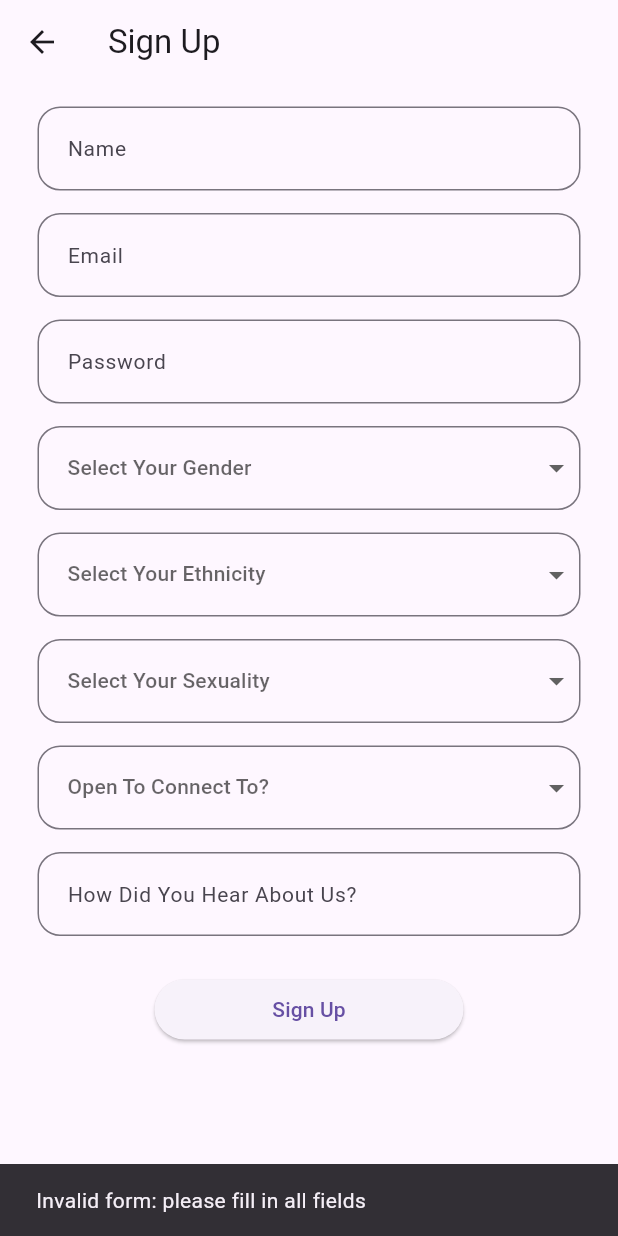
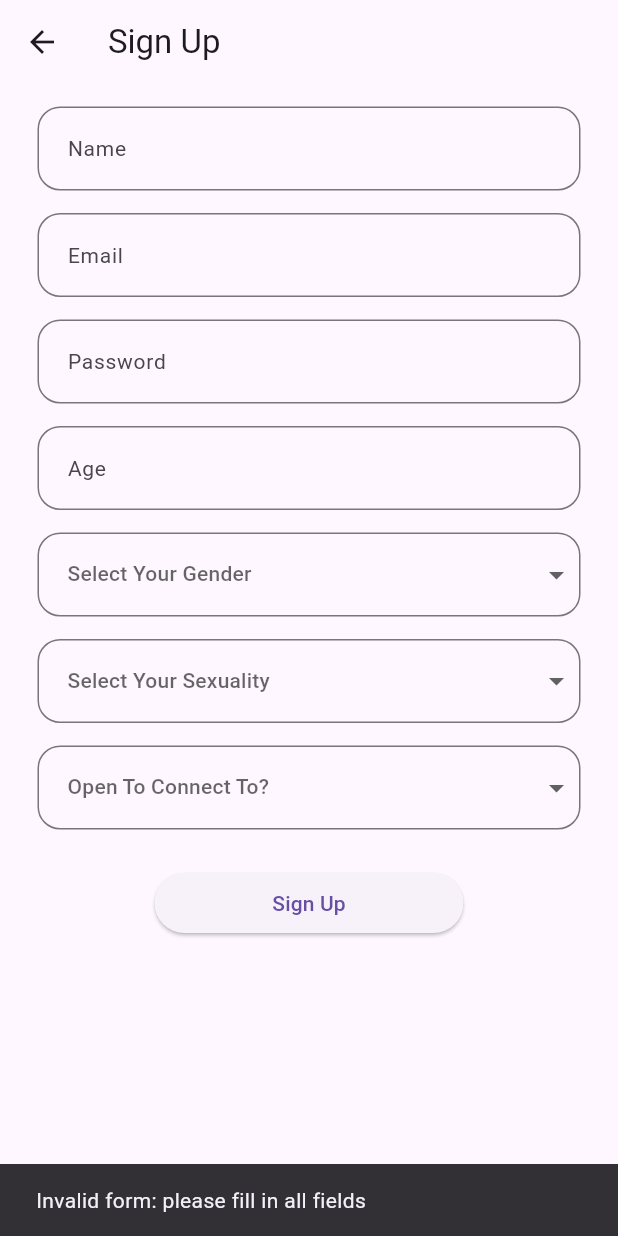
Before and after one commit to launchtec/satesocial-V1.0.0, a Flutter app: the SignUpView screen opened directly, after a tap on "Sign Up", on a phone screen of 412 x 824 dp. Run offline on Flutter 3.47's test engine with Material 3 defaults, Android fonts, the phone set to English and light mode, and no system bars; our stand-ins replace bloc, built_value, cloud_firestore, dropdown_button2, equatable, firebase_auth and 4 more; missing offline and left inert: flutter_material_pickers; accounts and stored records are empty; generated files the repository leaves out were written again.

Commit message:
Update project for stable version Flutter

```diff
--- a/lib/core/route/route_helper.dart
+++ b/lib/core/route/route_helper.dart
@@ -1,4 +1,5 @@
 import 'package:get/get_navigation/src/routes/get_route.dart';
+import 'package:sate_social/features/auth/presentation/screens/recovery_pass_screen.dart';
 import 'package:sate_social/features/auth/presentation/screens/sign_in_screen.dart';
 import 'package:sate_social/features/auth/presentation/screens/welcome_screen.dart';
 
@@ -8,15 +9,18 @@ class RouteHelper {
   static const String welcome = '/welcome';
   static const String signIn = '/sign-in';
   static const String signUp = '/sign-up';
+  static const String recoveryPass = '/recovery-pass';
 
   static String getWelcomeRoute() => welcome;
   static String getSignInRoute() => signIn;
   static String getSignUpRoute() => signUp;
+  static String getRecoveryPassRoute() => recoveryPass;
 
   static List<GetPage> routes = [
     GetPage(name: welcome, page: () => const WelcomeScreen()),
     GetPage(name: signIn, page: () => const SignInScreen()),
     GetPage(name: signUp, page: () => const SignUpScreen()),
+    GetPage(name: recoveryPass, page: () => const RecoveryPassScreen()),
   ];
 
 }
--- a/lib/core/util/app_constants.dart
+++ b/lib/core/util/app_constants.dart
@@ -2,7 +2,7 @@ class AppConstants {
   static const String appName = 'Sate Social';
   static const double appVersion = 1.0;
 
-  static const List<String> genderList = ['Male', 'Female', 'Non Binary', 'Pronouns'];
+  static const List<String> genderList = ['Male', 'Female', 'Non Binary'];
   static const List<String> ethnicityList = ['American Indian', 'White', 'Black', 'Asian',
     'Hispanic/Latino', 'Pacific Islander', 'No Preference'
   ];
@@ -11,5 +11,5 @@ class AppConstants {
     'Fluid', 'Graysexual', 'Gynesexual', 'Monosexual', 'Omnisexual', 'Pansexual',
     'Polysexual', 'Queer', 'Questioning', 'Skoliosexual', 'Spectrasexual', 'Other type out'
   ];
-  static const List<String> openToConnectToList = ['Romantically', 'Friends/ Activity Partners', 'Professional'];
+  static const List<String> openToConnectToList = ['Romantically', 'Friends/ Activity Partners', 'Professionally'];
 }
--- a/lib/features/auth/domain/use_cases/sign_up_use_case.dart
+++ b/lib/features/auth/domain/use_cases/sign_up_use_case.dart
@@ -11,8 +11,7 @@ class SignUpUseCase {
   Future<AuthUser> call(SignUpParams params) async {
     try {
       AuthUser authUser = await authRepository.signUp(
-        email: params.email.value,
-        password: params.password.value,
+        signUpParams: params,
       );
       return authUser;
     } on ArgumentError catch (error) {
@@ -31,6 +30,7 @@ class SignUpParams {
   final String gender;
   final String sexuality;
   final String openToConnectTo;
+  final bool confirmRealPerson;
   final int? height;
   final String? ethnicity;
   final String? howDidYouKnowAboutUs;
@@ -43,6 +43,7 @@ class SignUpParams {
     required this.gender,
     required this.sexuality,
     required this.openToConnectTo,
+    required this.confirmRealPerson,
     this.height,
     this.ethnicity,
     this.howDidYouKnowAboutUs,
--- a/lib/features/auth/presentation/blocks/sign_up/sign_up_cubit.dart
+++ b/lib/features/auth/presentation/blocks/sign_up/sign_up_cubit.dart
@@ -54,6 +54,22 @@ class SignUpCubit extends Cubit<SignUpState> {
     }
   }
 
+  void ageChanged(int age) {
+    emit(
+      state.copyWith(
+        age: age,
+      ),
+    );
+  }
+
+  void heightChanged(int height) {
+    emit(
+      state.copyWith(
+        height: height,
+      ),
+    );
+  }
+
   void genderChanged(String gender) {
     emit(
       state.copyWith(
@@ -94,6 +110,14 @@ class SignUpCubit extends Cubit<SignUpState> {
     );
   }
 
+  void confirmRealPersonChanged(bool confirmRealPerson) {
+    emit(
+      state.copyWith(
+        confirmRealPerson: confirmRealPerson,
+      ),
+    );
+  }
+
   Future<void> signUp() async {
     if (!(state.emailStatus == EmailStatus.valid) ||
         !(state.passwordStatus == PasswordStatus.valid)) {
@@ -110,7 +134,13 @@ class SignUpCubit extends Cubit<SignUpState> {
             email: state.email!,
             password: state.password!,
             gender: state.gender!,
-            howDidYouKnowAboutUs: state.howDidYouKnowAboutUs!
+            age: state.age!,
+            height: state.height,
+            ethnicity: state.ethnicity,
+            sexuality: state.sexuality!,
+            openToConnectTo: state.openToConnectTo!,
+            howDidYouKnowAboutUs: state.howDidYouKnowAboutUs,
+            confirmRealPerson: state.confirmRealPerson!
         ),
       );
       emit(state.copyWith(formStatus: FormStatus.submissionSuccess));
--- a/lib/features/auth/presentation/blocks/sign_up/sign_up_state.dart
+++ b/lib/features/auth/presentation/blocks/sign_up/sign_up_state.dart
@@ -11,6 +11,7 @@ class SignUpState extends Equatable {
   final String? sexuality;
   final String? openToConnectTo;
   final String? howDidYouKnowAboutUs;
+  final bool? confirmRealPerson;
   final EmailStatus emailStatus;
   final PasswordStatus passwordStatus;
   final FormStatus formStatus;
@@ -26,6 +27,7 @@ class SignUpState extends Equatable {
     this.sexuality,
     this.openToConnectTo,
     this.howDidYouKnowAboutUs,
+    this.confirmRealPerson,
     this.emailStatus = EmailStatus.unknown,
     this.passwordStatus = PasswordStatus.unknown,
     this.formStatus = FormStatus.initial,
@@ -42,6 +44,7 @@ class SignUpState extends Equatable {
     String? sexuality,
     String? openToConnectTo,
     String? howDidYouKnowAboutUs,
+    bool? confirmRealPerson,
     EmailStatus? emailStatus,
     PasswordStatus? passwordStatus,
     FormStatus? formStatus,
@@ -57,6 +60,7 @@ class SignUpState extends Equatable {
       sexuality: sexuality ?? this.sexuality,
       openToConnectTo: openToConnectTo ?? this.openToConnectTo,
       howDidYouKnowAboutUs: howDidYouKnowAboutUs ?? this.howDidYouKnowAboutUs,
+      confirmRealPerson: confirmRealPerson ?? this.confirmRealPerson,
       emailStatus: emailStatus ?? this.emailStatus,
       passwordStatus: passwordStatus ?? this.passwordStatus,
       formStatus: formStatus ?? this.formStatus,
@@ -69,6 +73,11 @@ class SignUpState extends Equatable {
     email,
     password,
     gender,
+    age,
+    height,
+    ethnicity,
+    sexuality,
+    openToConnectTo,
     howDidYouKnowAboutUs,
     emailStatus,
     passwordStatus,
--- a/lib/features/auth/presentation/screens/sign_in_screen.dart
+++ b/lib/features/auth/presentation/screens/sign_in_screen.dart
@@ -5,6 +5,7 @@ import 'package:flutter_bloc/flutter_bloc.dart';
 import 'package:get/get.dart';
 import 'package:sate_social/core/util/dimensions.dart';
 
+import '../../../../core/route/route_helper.dart';
 import '../../domain/repositories/auth_repository.dart';
 import '../../domain/use_cases/sign_in_use_case.dart';
 import '../blocks/email_status.dart';
@@ -136,7 +137,8 @@ class _SignInViewState extends State<SignInView> {
                 InkWell(
                     child: const Text('Forgot Password',
                         style: TextStyle(color: Colors.blueAccent)),
-                    onTap: () {})
+                    onTap: () => Get.toNamed(RouteHelper
+                        .getRecoveryPassRoute()))
               ],
             ),
           );
--- a/lib/features/auth/presentation/screens/sign_up_screen.dart
+++ b/lib/features/auth/presentation/screens/sign_up_screen.dart
@@ -3,6 +3,7 @@ import 'dart:async';
 import 'package:dropdown_button2/dropdown_button2.dart';
 import 'package:flutter/material.dart';
 import 'package:flutter_bloc/flutter_bloc.dart';
+import 'package:flutter_material_pickers/helpers/show_number_picker.dart';
 import 'package:get/utils.dart';
 import 'package:sate_social/core/util/app_constants.dart';
 import 'package:sate_social/core/util/dimensions.dart';
@@ -38,11 +39,15 @@ class SignUpView extends StatefulWidget {
 }
 
 class _SignUpViewState extends State<SignUpView> {
+  int currentStep = 0;
   Timer? debounce;
+  final TextEditingController _ageController = TextEditingController();
+  // final TextEditingController _heightController = TextEditingController();
 
   @override
   void dispose() {
     debounce?.cancel();
+    _ageController.dispose();
     super.dispose();
   }
 
@@ -78,7 +83,7 @@ class _SignUpViewState extends State<SignUpView> {
         builder: (context, state) {
           return Padding(
             padding: const EdgeInsets.symmetric(vertical: Dimensions.paddingSizeDefault, horizontal: Dimensions.paddingSizeExtraLarge),
-            child: Column(crossAxisAlignment: CrossAxisAlignment.start,
+            child: ListView(
               children: [
                 TextFormField(
                   key: const Key('signUp_nameInput_textField'),
@@ -135,6 +140,46 @@ class _SignUpViewState extends State<SignUpView> {
                   },
                 ),
                 const SizedBox(height: Dimensions.paddingSizeDefault),
+                TextFormField(
+                  key: const Key('signUp_ageInput_textField'),
+                  controller: _ageController,
+                  decoration: InputDecoration(
+                    contentPadding: const EdgeInsets.all(16),
+                    hintText: 'Age',
+                    hintStyle: const TextStyle(fontSize: 14),
+                    border: OutlineInputBorder(
+                      borderRadius: BorderRadius.circular(15),
+                    ),
+                  ),
+                  onTap: () async {
+                    final result = await showMaterialNumberPicker(context: context, minNumber: 18, maxNumber: 120, title: 'Select Age');
+                    if (result != null) {
+                      _ageController.text = "Age: $result";
+                      context.read<SignUpCubit>().ageChanged(result);
+                    }
+                  },
+                ),
+                // const SizedBox(height: Dimensions.paddingSizeDefault),
+                // TextFormField(
+                //   key: const Key('signUp_heightInput_textField'),
+                //   controller: _heightController,
+                //   decoration: InputDecoration(
+                //     contentPadding: const EdgeInsets.all(16),
+                //     hintText: 'Height',
+                //     hintStyle: const TextStyle(fontSize: 14),
+                //     border: OutlineInputBorder(
+                //       borderRadius: BorderRadius.circular(15),
+                //     ),
+                //   ),
+                //   onTap: () async {
+                //     final result = await showMaterialNumberPicker(context: context, minNumber: 100, maxNumber: 250, title: 'Select Height');
+                //     if (result != null) {
+                //       _heightController.text = "Height: $result";
+                //       context.read<SignUpCubit>().heightChanged(result);
+                //     }
+                //   },
+                // ),
+                const SizedBox(height: Dimensions.paddingSizeDefault),
                 DropdownButtonFormField2<String>(
                   isExpanded: true,
                   decoration: InputDecoration(
@@ -155,27 +200,27 @@ class _SignUpViewState extends State<SignUpView> {
                     return DropdownMenuItem<String>(value: value, child: Text(value));
                   }).toList(),
                 ),
-                const SizedBox(height: Dimensions.paddingSizeDefault),
-                DropdownButtonFormField2<String>(
-                  isExpanded: true,
-                  decoration: InputDecoration(
-                    contentPadding: const EdgeInsets.symmetric(vertical: 16),
-                    border: OutlineInputBorder(
-                      borderRadius: BorderRadius.circular(15),
-                    ),
-                    // Add more decoration..
-                  ),
-                  hint: const Text(
-                    'Select Your Ethnicity',
-                    style: TextStyle(fontSize: 14),
-                  ),
-                  onChanged: (String? value) {
-                    context.read<SignUpCubit>().genderChanged(value!);
-                  },
-                  items: AppConstants.ethnicityList.map<DropdownMenuItem<String>>((String value) {
-                    return DropdownMenuItem<String>(value: value, child: Text(value));
-                  }).toList(),
-                ),
+                // const SizedBox(height: Dimensions.paddingSizeDefault),
+                // DropdownButtonFormField2<String>(
+                //   isExpanded: true,
+                //   decoration: InputDecoration(
+                //     contentPadding: const EdgeInsets.symmetric(vertical: 16),
+                //     border: OutlineInputBorder(
+                //       borderRadius: BorderRadius.circular(15),
+                //     ),
+                //     // Add more decoration..
+                //   ),
+                //   hint: const Text(
+                //     'Select Your Ethnicity',
+                //     style: TextStyle(fontSize: 14),
+                //   ),
+                //   onChanged: (String? value) {
+                //     context.read<SignUpCubit>().ethnicityChanged(value!);
+                //   },
+                //   items: AppConstants.ethnicityList.map<DropdownMenuItem<String>>((String value) {
+                //     return DropdownMenuItem<String>(value: value, child: Text(value));
+                //   }).toList(),
+                // ),
                 const SizedBox(height: Dimensions.paddingSizeDefault),
                 DropdownButtonFormField2<String>(
                   isExpanded: true,
@@ -191,7 +236,7 @@ class _SignUpViewState extends State<SignUpView> {
                     style: TextStyle(fontSize: 14),
                   ),
                   onChanged: (String? value) {
-                    context.read<SignUpCubit>().genderChanged(value!);
+                    context.read<SignUpCubit>().sexualityChanged(value!);
                   },
                   items: AppConstants.sexualityList.map<DropdownMenuItem<String>>((String value) {
                     return DropdownMenuItem<String>(value: value, child: Text(value));
@@ -212,27 +257,27 @@ class _SignUpViewState extends State<SignUpView> {
                     style: TextStyle(fontSize: 14),
                   ),
                   onChanged: (String? value) {
-                    context.read<SignUpCubit>().genderChanged(value!);
+                    context.read<SignUpCubit>().openToConnectToChanged(value!);
                   },
                   items: AppConstants.openToConnectToList.map<DropdownMenuItem<String>>((String value) {
                     return DropdownMenuItem<String>(value: value, child: Text(value));
                   }).toList(),
                 ),
-                const SizedBox(height: Dimensions.paddingSizeDefault),
-                TextFormField(
-                  key: const Key('signUp_howDidYouKnowAboutUsInput_textField'),
-                  decoration: InputDecoration(
-                      contentPadding: const EdgeInsets.all(16),
-                      hintText: 'How Did You Hear About Us?',
-                      hintStyle: const TextStyle(fontSize: 14),
-                      border: OutlineInputBorder(
-                        borderRadius: BorderRadius.circular(15),
-                      ),
-                  ),
-                  onChanged: (String value) {
-                    context.read<SignUpCubit>().howDidYouKnowAboutUsChanged(value);
-                  },
-                ),
+                // const SizedBox(height: Dimensions.paddingSizeDefault),
+                // TextFormField(
+                //   key: const Key('signUp_howDidYouKnowAboutUsInput_textField'),
+                //   decoration: InputDecoration(
+                //       contentPadding: const EdgeInsets.all(16),
+                //       hintText: 'How Did You Hear About Us?',
+                //       hintStyle: const TextStyle(fontSize: 14),
+                //       border: OutlineInputBorder(
+                //         borderRadius: BorderRadius.circular(15),
+                //       ),
+                //   ),
+                //   onChanged: (String value) {
+                //     context.read<SignUpCubit>().howDidYouKnowAboutUsChanged(value);
+                //   },
+                // ),
                 const SizedBox(height: Dimensions.paddingSizeExtraLarge),
                 Center(child: SizedBox(width: context.width / 2,child: ElevatedButton(
                   key: const Key('signUp_continue_elevatedButton'),
@@ -251,4 +296,27 @@ class _SignUpViewState extends State<SignUpView> {
       ),
     );
   }
+
+  List<Step> getSteps() {
+    return <Step>[
+      Step(
+        state: currentStep > 0 ? StepState.complete : StepState.indexed,
+        isActive: currentStep >= 0,
+        title: const Text("Login details"),
+        content: Container(),
+      ),
+      Step(
+        state: currentStep > 1 ? StepState.complete : StepState.indexed,
+        isActive: currentStep >= 1,
+        title: const Text(""),
+        content: Container(),
+      ),
+      Step(
+        state: currentStep > 2 ? StepState.complete : StepState.indexed,
+        isActive: currentStep >= 2,
+        title: const Text("Misc"),
+        content: Container(),
+      ),
+    ];
+  }
 }
```
Also changed, not shown: lib/core/data/models/app_user.dart (+36 -8 lines), lib/features/auth/data/repositories/auth_repository_impl.dart (+23 -5 lines), lib/features/auth/domain/repositories/auth_repository.dart (+6 -2 lines), lib/features/auth/domain/use_cases/recovery_pass_use_case.dart (added, +20 -0 lines), lib/features/auth/presentation/blocks/recovery_pass/recovery_pass_cubit.dart (+42 -0 lines), lib/features/auth/presentation/blocks/recovery_pass/recovery_pass_state.dart (+36 -0 lines), lib/features/auth/presentation/screens/recovery_pass_screen.dart (+103 -0 lines), pubspec.yaml (+7 -6 lines), pubspec.lock, 5 other files.
